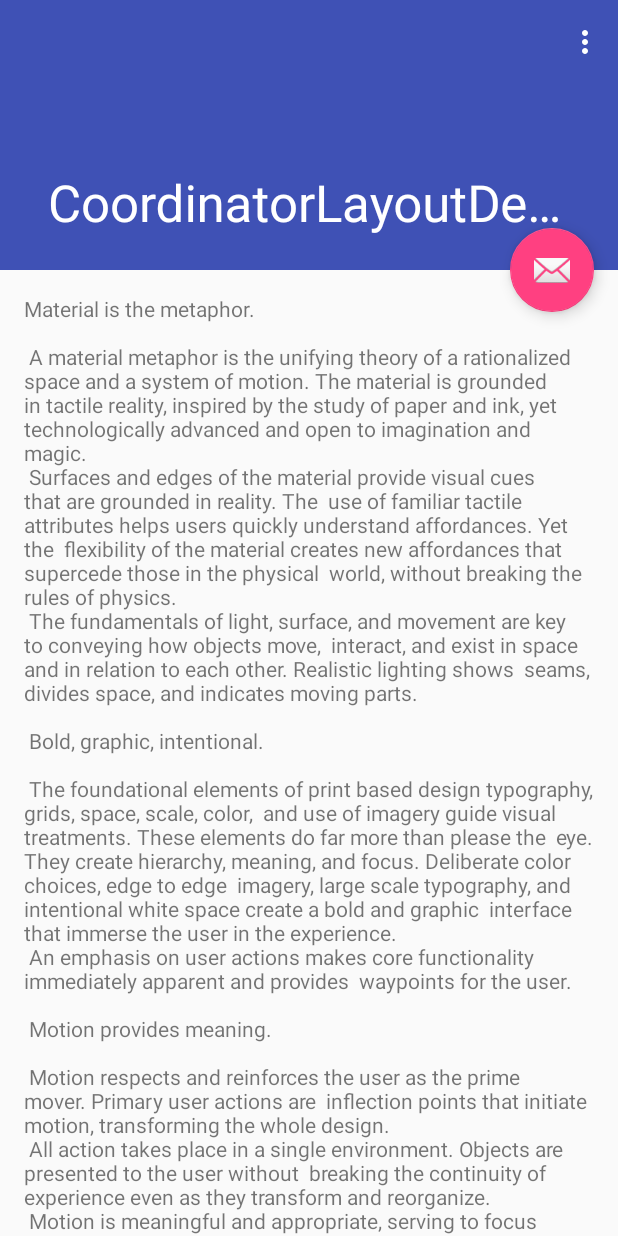
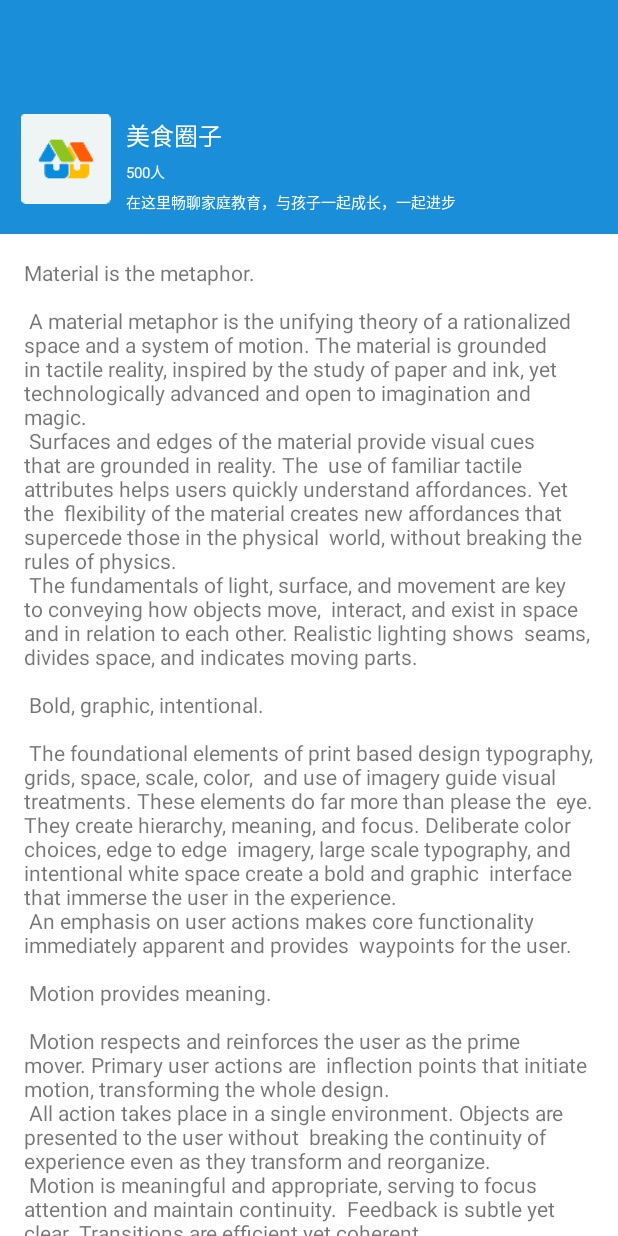
Before and after one commit to weikipeng/CoordinatorLayoutDemo00, an Android app: the screen it shows after launch (ScrollingActivity before the commit, CircleActivity after it), on a phone screen of 412 x 824 dp. Run offline under Robolectric (Android 15) with nearby library versions, the phone set to English and light mode, and no system bars.

Commit message:
模仿圈子页面

```diff
--- /dev/null
+++ b/app/src/main/java/com/example/wikipeng/coordinatorlayoutdemo00/CircleActivity.java
@@ -0,0 +1,18 @@
+package com.example.wikipeng.coordinatorlayoutdemo00;
+
+import android.os.Bundle;
+import android.support.annotation.Nullable;
+import android.support.v7.app.AppCompatActivity;
+
+/**
+ * Created by wikipeng on 2017/5/24.
+ */
+
+public class CircleActivity extends AppCompatActivity{
+
+    @Override
+    protected void onCreate(@Nullable Bundle savedInstanceState) {
+        super.onCreate(savedInstanceState);
+        setContentView(R.layout.activity_circle);
+    }
+}
--- /dev/null
+++ b/app/src/main/res/layout/activity_circle.xml
@@ -0,0 +1,41 @@
+<?xml version="1.0" encoding="utf-8"?>
+<android.support.design.widget.CoordinatorLayout
+    xmlns:android="http://schemas.android.com/apk/res/android"
+    xmlns:app="http://schemas.android.com/apk/res-auto"
+    xmlns:tools="http://schemas.android.com/tools"
+    android:layout_width="match_parent"
+    android:layout_height="match_parent"
+    android:background="@color/background_content"
+    android:orientation="vertical"
+    tools:context=".CircleActivity">
+
+    <android.support.design.widget.AppBarLayout
+        android:layout_width="match_parent"
+        android:layout_height="wrap_content">
+
+        <android.support.design.widget.CollapsingToolbarLayout
+            android:layout_width="match_parent"
+            android:layout_height="wrap_content"
+            app:layout_scrollFlags="scroll|exitUntilCollapsed">
+
+            <include
+                layout="@layout/jzb_item_circle_header"
+                android:layout_width="match_parent"
+                android:layout_height="wrap_content"
+                android:layout_marginTop="?attr/actionBarSize"
+                app:layout_collapseMode="parallax"/>
+
+            <android.support.v7.widget.Toolbar
+                android:id="@+id/toolbar"
+                android:layout_width="match_parent"
+                android:layout_height="?attr/actionBarSize"
+                app:layout_collapseMode="pin"
+                android:background="#1b8eda"
+                app:popupTheme="@style/ThemeOverlay.AppCompat.Light"/>
+
+        </android.support.design.widget.CollapsingToolbarLayout>
+    </android.support.design.widget.AppBarLayout>
+
+    <include layout="@layout/content_scrolling"/>
+
+</android.support.design.widget.CoordinatorLayout>
--- /dev/null
+++ b/app/src/main/res/layout/jzb_item_circle_header.xml
@@ -0,0 +1,63 @@
+<?xml version="1.0" encoding="utf-8"?>
+<RelativeLayout
+    xmlns:android="http://schemas.android.com/apk/res/android"
+    xmlns:tools="http://schemas.android.com/tools"
+    android:layout_width="match_parent"
+    android:layout_height="wrap_content"
+    android:orientation="vertical"
+    android:background="#1b8eda">
+
+    <View
+        android:id="@+id/paddingTopView"
+        android:layout_width="match_parent"
+        android:layout_height="20dp"
+        android:layout_alignParentTop="true"/>
+
+    <ImageView
+        android:id="@id/icon"
+        android:layout_width="@dimen/icon_size_circle_header"
+        android:layout_height="@dimen/icon_size_circle_header"
+        android:layout_alignParentLeft="true"
+        android:layout_alignParentStart="true"
+        android:layout_below="@id/paddingTopView"
+        android:layout_marginEnd="@dimen/activity_padding_10"
+        android:layout_marginLeft="@dimen/activity_padding"
+        android:layout_marginRight="@dimen/activity_padding_10"
+        android:layout_marginStart="@dimen/activity_padding"
+        android:src="@mipmap/bang_icon_bang_default2"/>
+
+    <TextView
+        android:id="@id/name"
+        style="@style/TextView.T2.White"
+        android:layout_alignTop="@id/icon"
+        android:layout_marginTop="2dp"
+        android:layout_toEndOf="@id/icon"
+        android:layout_toRightOf="@id/icon"
+        android:text="美食圈子"/>
+
+    <TextView
+        android:id="@+id/subtitle"
+        style="@style/TextView.T6.White"
+        android:layout_alignLeft="@id/name"
+        android:layout_alignStart="@id/name"
+        android:layout_below="@id/name"
+        android:layout_marginTop="5dp"
+        android:text="500人"/>
+
+    <TextView
+        android:id="@+id/summary"
+        style="@style/TextView.T6.White"
+        android:layout_alignLeft="@id/name"
+        android:layout_alignStart="@id/name"
+        android:layout_below="@id/subtitle"
+        android:layout_marginEnd="@dimen/activity_padding_10"
+        android:layout_marginRight="@dimen/activity_padding_10"
+        android:layout_marginTop="5dp"
+        android:text="在这里畅聊家庭教育，与孩子一起成长，一起进步"/>
+
+    <View
+        android:id="@+id/paddingBottomView"
+        android:layout_width="match_parent"
+        android:layout_height="20dp"
+        android:layout_below="@id/icon"/>
+</RelativeLayout>
--- /dev/null
+++ b/app/src/main/res/values/bang_styles.xml
@@ -0,0 +1,36 @@
+<?xml version="1.0" encoding="utf-8"?>
+<resources>
+
+    <!-- 4.0.2 统一样式-->
+    <style name="TextView">
+        <item name="android:layout_width">wrap_content</item>
+        <item name="android:layout_height">wrap_content</item>
+        <item name="android:includeFontPadding">false</item>
+        <item name="android:textColor">@color/normal_text</item>
+        <item name="android:textSize">@dimen/normal_text</item>
+        <item name="android:gravity">left|center_vertical</item>
+        <item name="android:singleLine">true</item>
+        <item name="android:ellipsize">end</item>
+    </style>
+
+    <style name="TextView.T2">
+        <item name="android:textColor">@color/text_C2</item>
+        <item name="android:textSize">@dimen/text_T2</item>
+    </style>
+
+    <style name="TextView.T2.White">
+        <item name="android:textColor">@color/white</item>
+    </style>
+
+
+    <style name="TextView.T6">
+        <item name="android:textColor">@color/text_C6</item>
+        <item name="android:textSize">@dimen/text_T6</item>
+    </style>
+
+
+    <style name="TextView.T6.White">
+        <item name="android:textColor">@color/white</item>
+    </style>
+
+</resources>
--- a/app/src/main/res/values/colors.xml
+++ b/app/src/main/res/values/colors.xml
@@ -3,4 +3,22 @@
     <color name="colorPrimary">#3F51B5</color>
     <color name="colorPrimaryDark">#303F9F</color>
     <color name="colorAccent">#FF4081</color>
+
+    <color name="background_content">#FFFFFF</color>
+    <color name="white">#FFFFFFFF</color>
+    <!-- 规范字体颜色-->
+    <color name="text_C1">#099CD6</color>
+    <color name="text_C2">#FF9600</color>
+    <color name="text_C3">#889aac</color>
+    <color name="text_C4">#333333</color>
+    <color name="text_C5">#555555</color>
+    <color name="text_C6">#999999</color>
+    <color name="text_C7">#bbbbbb</color>
+    <color name="text_C8">#FFFFFF</color>
+    <color name="text_C19">#1D9DD4</color>
+    <color name="text_C666">#666666</color>
+    <color name="text_C222">#222222</color>
+
+    <color name="normal_text">#222222</color>
+
 </resources>
--- a/app/src/main/res/values/dimens.xml
+++ b/app/src/main/res/values/dimens.xml
@@ -2,4 +2,6 @@
     <dimen name="app_bar_height">180dp</dimen>
     <dimen name="fab_margin">16dp</dimen>
     <dimen name="text_margin">16dp</dimen>
+
+    <dimen name="height_app_title_bar">48dp</dimen>
 </resources>
--- a/app/src/main/res/values/strings.xml
+++ b/app/src/main/res/values/strings.xml
@@ -1,5 +1,5 @@
 <resources>
-    <string name="app_name">CoordinatorLayoutDemo00</string>
+    <string name="app_name">学习CoordinatorLayout</string>
     <string name="large_text">
         "Material is the metaphor.\n\n"
 
```
Also changed, not shown: app/src/main/AndroidManifest.xml (+12 -1 lines), app/src/main/res/values/ids.xml (added, +30 -0 lines), app/src/main/res/values/jzb_dimens.xml (added, +307 -0 lines), app/src/main/res/mipmap-xxhdpi/bang_icon_bang_default2.png (added).
